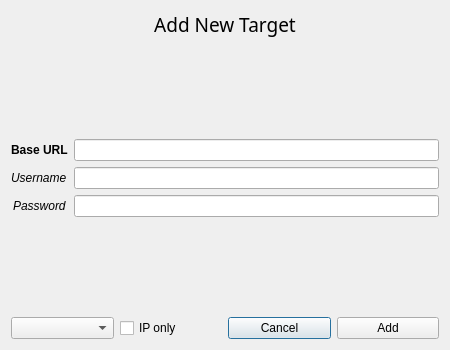
The window that core/qt5/AddTargetDialog.ui (0xInfection/TIDoS-Framework) describes before a commit, drawn with Qt 5.
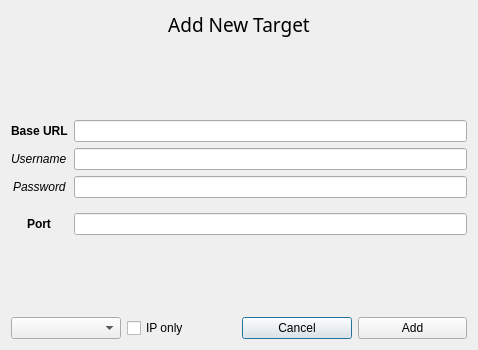
The same window after the commit. Icons and pictures are not drawn.

Commit message: added port support in GUI

Patch:
```diff
--- a/core/qt5/AddTargetDialog.ui
+++ b/core/qt5/AddTargetDialog.ui
@@ -6,7 +6,7 @@
    <rect>
     <x>0</x>
     <y>0</y>
-    <width>450</width>
+    <width>478</width>
     <height>350</height>
    </rect>
   </property>
@@ -115,6 +115,36 @@
      <item row="2" column="1">
       <widget class="QLineEdit" name="passwordField"/>
      </item>
+     <item row="4" column="1">
+      <widget class="QLineEdit" name="portEdit"/>
+     </item>
+     <item row="4" column="0">
+      <widget class="QLabel" name="portLabel">
+       <property name="font">
+        <font>
+         <weight>75</weight>
+         <bold>true</bold>
+        </font>
+       </property>
+       <property name="text">
+        <string>Port</string>
+       </property>
+      </widget>
+     </item>
+     <item row="3" column="1">
+      <widget class="Line" name="line">
+       <property name="orientation">
+        <enum>Qt::Horizontal</enum>
+       </property>
+      </widget>
+     </item>
+     <item row="3" column="0">
+      <widget class="Line" name="line_2">
+       <property name="orientation">
+        <enum>Qt::Horizontal</enum>
+       </property>
+      </widget>
+     </item>
     </layout>
    </item>
    <item>
```
Left out of the diff: 6 changed lines with no effect on the pictures. The commit also changes 5 other files.
